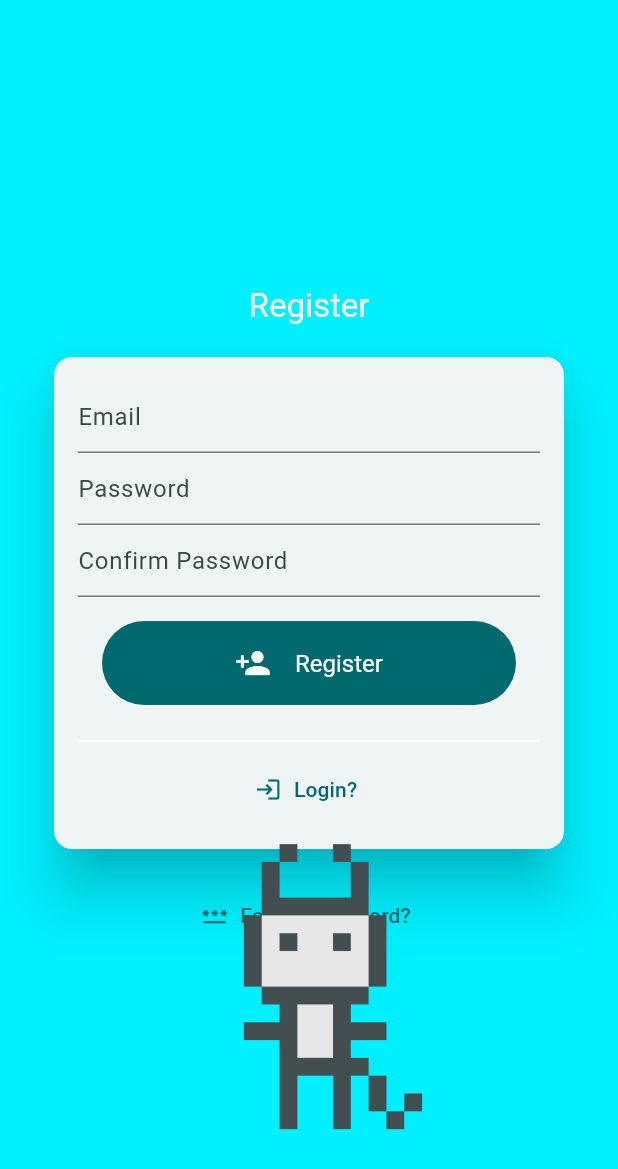
After one commit to mnstrapp/mnstrv2, a Flutter app: the RegisterView screen opened directly, on a phone screen of 412 x 824 dp. The commit adds this screen. Shown: the top 1169 px of the screen. Run offline on Flutter 3.47's test engine with Material 3 defaults, Android fonts, the phone set to English and light mode, and no system bars; our stand-ins replace flutter_riverpod, google_fonts, riverpod; missing offline and left inert: mobile_scanner; Roboto replaces fonts that are missing (Silkscreen).

Commit message:
Added auth forms

```diff
--- a/lib/app.dart
+++ b/lib/app.dart
@@ -5,7 +5,7 @@ import 'package:flutter_riverpod/flutter_riverpod.dart';
 import 'theme.dart';
 import 'providers/auth.dart';
 import 'home/home.dart';
-import 'auth/auth.dart';
+import 'auth/login.dart';
 
 class App extends ConsumerWidget {
   const App({super.key});
@@ -17,13 +17,13 @@ class App extends ConsumerWidget {
       home: auth.when(
         data: (auth) {
           if (auth == null) {
-            return AuthView();
+            return LoginView();
           }
           return HomeView();
         },
         error: (error, stack) {
           log('Error: $error\n$stack');
-          return const AuthView();
+          return const LoginView();
         },
         loading: () =>
             const Scaffold(body: Center(child: CircularProgressIndicator())),
--- /dev/null
+++ b/lib/auth/register.dart
@@ -0,0 +1,103 @@
+import 'package:flutter/material.dart';
+import '../ui/button.dart';
+import 'forgot_password.dart';
+
+class RegisterView extends StatefulWidget {
+  const RegisterView({super.key});
+
+  @override
+  State<RegisterView> createState() => _RegisterViewState();
+}
+
+class _RegisterViewState extends State<RegisterView> {
+  final TextEditingController _emailController = TextEditingController();
+  final TextEditingController _passwordController = TextEditingController();
+  final TextEditingController _confirmPasswordController =
+      TextEditingController();
+
+  @override
+  Widget build(BuildContext context) {
+    return Scaffold(
+      body: Stack(
+        children: [
+          Center(
+            child: Padding(
+              padding: const EdgeInsets.all(16.0),
+              child: Column(
+                mainAxisSize: MainAxisSize.min,
+                mainAxisAlignment: MainAxisAlignment.center,
+                children: [
+                  Text(
+                    'Register',
+                    style: Theme.of(context).textTheme.titleLarge?.copyWith(
+                      color: Theme.of(context).colorScheme.onPrimary,
+                    ),
+                  ),
+                  Padding(
+                    padding: const EdgeInsets.all(16.0),
+                    child: Card(
+                      elevation: 16,
+                      child: Padding(
+                        padding: const EdgeInsets.all(16.0),
+                        child: Column(
+                          mainAxisSize: MainAxisSize.min,
+                          children: [
+                            TextField(
+                              controller: _emailController,
+                              decoration: InputDecoration(hintText: 'Email'),
+                            ),
+                            TextField(
+                              controller: _passwordController,
+                              decoration: InputDecoration(hintText: 'Password'),
+                            ),
+                            TextField(
+                              controller: _confirmPasswordController,
+                              decoration: InputDecoration(
+                                hintText: 'Confirm Password',
+                              ),
+                            ),
+                            UIButton(
+                              onPressed: () {},
+                              text: 'Register',
+                              margin: 16,
+                              padding: 16,
+                              icon: Icons.person_add,
+                            ),
+                            Divider(
+                              color: Theme.of(context).colorScheme.onPrimary,
+                            ),
+                            TextButton.icon(
+                              onPressed: () => Navigator.pop(context),
+                              icon: const Icon(Icons.login),
+                              label: Text('Login?'),
+                            ),
+                          ],
+                        ),
+                      ),
+                    ),
+                  ),
+                  TextButton.icon(
+                    onPressed: () => Navigator.push(
+                      context,
+                      MaterialPageRoute(
+                        builder: (context) => ForgotPasswordView(),
+                      ),
+                    ),
+                    icon: const Icon(Icons.password),
+                    label: Text('Forgot password?'),
+                  ),
+                ],
+              ),
+            ),
+          ),
+          Positioned(
+            bottom: 0,
+            left: 32,
+            right: 0,
+            child: Center(child: Image.asset('assets/loading_figure.png')),
+          ),
+        ],
+      ),
+    );
+  }
+}
```
Also changed, not shown: lib/auth/forgot_password.dart (added, +96 -0 lines), lib/auth/login.dart (renamed from lib/auth/auth.dart, +29 -4 lines).
